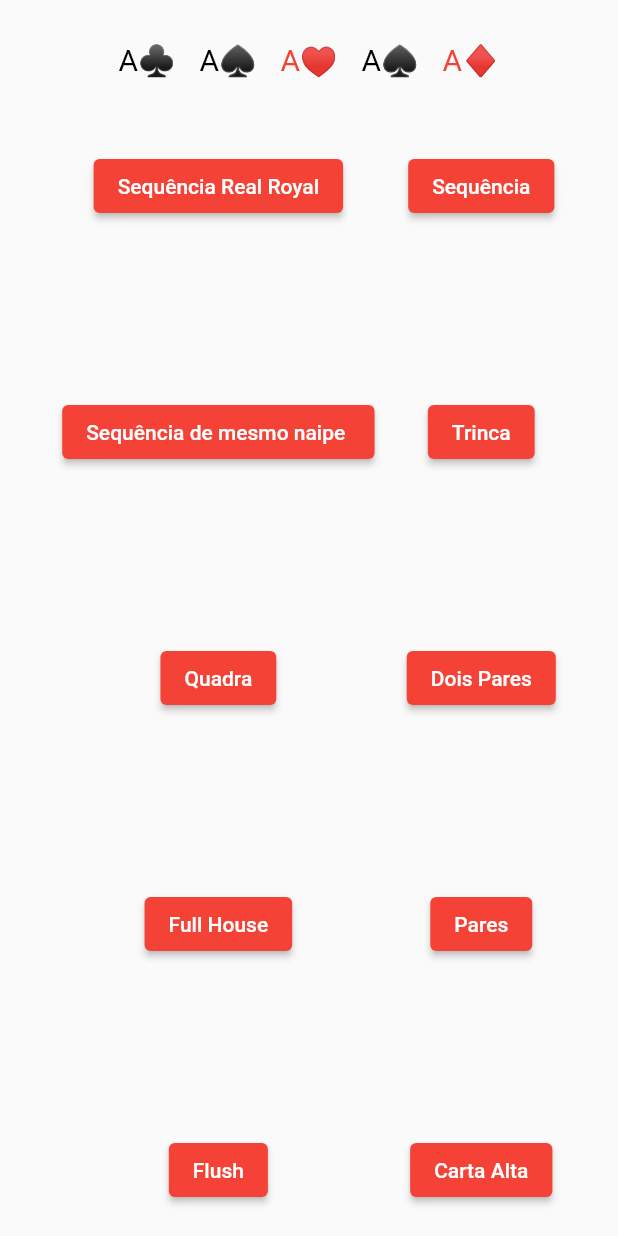
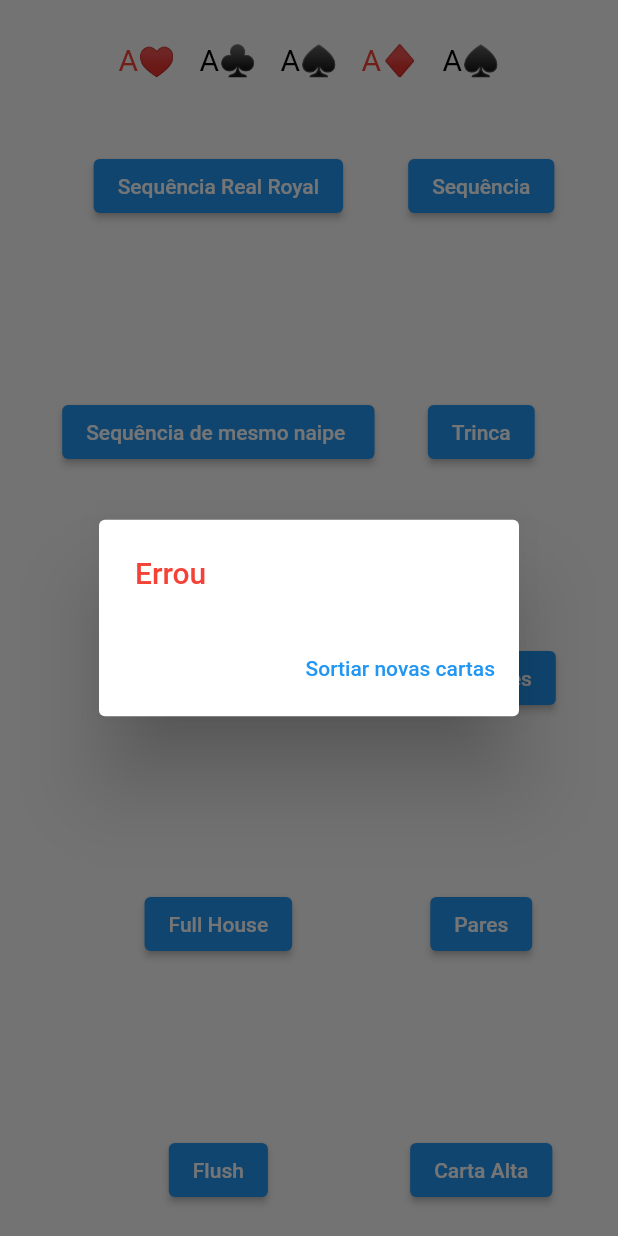
Before and after one commit to leandrorochaadm/learn_poker, a Flutter app: the screen it shows after launch, after a tap on "Flush", on a phone screen of 412 x 824 dp. Run offline on Flutter 3.47's test engine with Material 2 defaults, Android fonts, the phone set to English and light mode, and no system bars.

```diff
--- /dev/null
+++ b/lib/hand_enum.dart
@@ -0,0 +1,12 @@
+enum Hands {
+  five_of_a_kind,
+  straight_flush,
+  four_of_a_kind,
+  full_house,
+  flush,
+  straight,
+  three_of_a_kind,
+  two_pair,
+  one_pair,
+  high_card
+}
--- a/lib/home.dart
+++ b/lib/home.dart
@@ -4,6 +4,8 @@ import 'package:aprenda_poker/card_model.dart';
 import 'package:aprenda_poker/card_playing.dart';
 import 'package:aprenda_poker/suits_enum.dart';
 import 'package:flutter/material.dart';
+
+import 'hand_enum.dart';
 
 class HomePage extends StatefulWidget {
   const HomePage({Key? key}) : super(key: key);
@@ -13,9 +15,10 @@ class HomePage extends StatefulWidget {
 }
 
 class _HomePageState extends State<HomePage> {
+  List<CardModel> table = [];
   @override
   Widget build(BuildContext context) {
-    List<CardModel> table = _cheapSort();
+    table = _cheapSort();
     return Scaffold(
       body: Column(
         children: [
@@ -47,7 +50,11 @@ class _HomePageState extends State<HomePage> {
                       ElevatedButton(
                           onPressed: () {}, child: const Text('Full House')),
                       ElevatedButton(
-                          onPressed: () {}, child: const Text('Flush')),
+                        onPressed: () {
+                          checkHand(context, Hands.flush, table);
+                        },
+                        child: const Text('Flush'),
+                      ),
                     ],
                   ),
                   Column(
@@ -85,6 +92,10 @@ class _HomePageState extends State<HomePage> {
       CardModel(label: "A", suit: Suits.diamonds, value: 1),
       CardModel(label: "A", suit: Suits.hearts, value: 1),
       CardModel(label: "A", suit: Suits.spades, value: 1),
+      CardModel(label: "A", suit: Suits.hearts, value: 1),
+      CardModel(label: "A", suit: Suits.spades, value: 1),
+      CardModel(label: "A", suit: Suits.spades, value: 1),
+      CardModel(label: "A", suit: Suits.spades, value: 1),
       CardModel(label: "A", suit: Suits.spades, value: 1),
     ];
   }
@@ -103,4 +114,39 @@ class _HomePageState extends State<HomePage> {
 
     return table;
   }
+
+  checkHand(BuildContext context, Hands hand, List<CardModel> cards) {
+    if (Hands.flush == hand) {
+      _showDialog(context, isFlush(cards));
+    }
+  }
+
+  bool isFlush(List<CardModel> hand) {
+    Suits firstSuit = hand[0].suit;
+    return hand.every((element) => element.suit == firstSuit);
+  }
+
+  void _showDialog(BuildContext context, bool correct) {
+    showDialog(
+      context: context,
+      builder: (BuildContext context) {
+        return AlertDialog(
+          title: correct
+              ? const Text('Acertou', style: TextStyle(color: Colors.green))
+              : const Text('Errou', style: TextStyle(color: Colors.red)),
+          actions: <Widget>[
+            TextButton(
+              child: const Text("Sortiar novas cartas"),
+              onPressed: () {
+                Navigator.of(context).pop();
+                setState(() {
+                  table = _cheapSort();
+                });
+              },
+            ),
+          ],
+        );
+      },
+    );
+  }
 }
--- a/lib/main.dart
+++ b/lib/main.dart
@@ -15,7 +15,7 @@ class MyApp extends StatelessWidget {
       debugShowCheckedModeBanner: false,
       title: "Aprenda poker Texas Hold'em",
       theme: ThemeData(
-        primarySwatch: Colors.red,
+        primarySwatch: Colors.blue,
       ),
       home: const HomePage(),
     );
```
